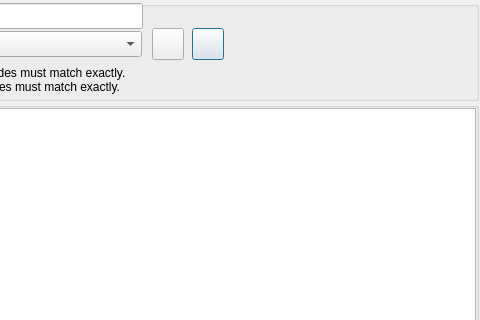
Old version of the form GUI_UIs/ui_report_matching_segments.ui in the repository ccbogel/QualCoder; both pictures show x 509 to 989 and y 0 to 320 of the 989 by 580 pixel window.
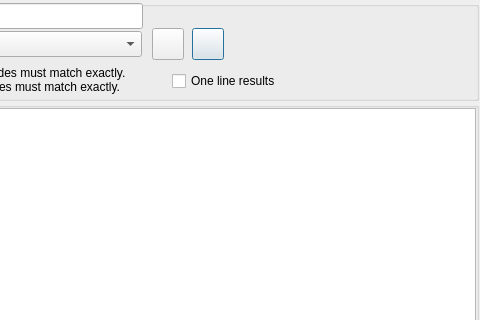
New version of the form.

What changed in the file:
```diff
--- a/GUI_UIs/ui_report_matching_segments.ui
+++ b/GUI_UIs/ui_report_matching_segments.ui
@@ -200,6 +200,19 @@
 Checked - any selected codes must match exactly.</string>
       </property>
      </widget>
+     <widget class="QCheckBox" name="checkBox_one_line">
+      <property name="geometry">
+       <rect>
+        <x>680</x>
+        <y>70</y>
+        <width>161</width>
+        <height>20</height>
+       </rect>
+      </property>
+      <property name="text">
+       <string>One line results</string>
+      </property>
+     </widget>
     </widget>
    </item>
    <item>
```
